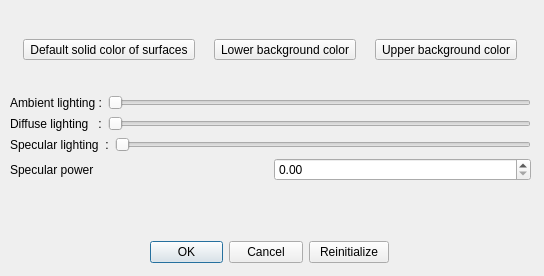
morphomuseum/MorphoDig, file MorphoDig/Qt/mqColorDialog.ui: the form before one commit.
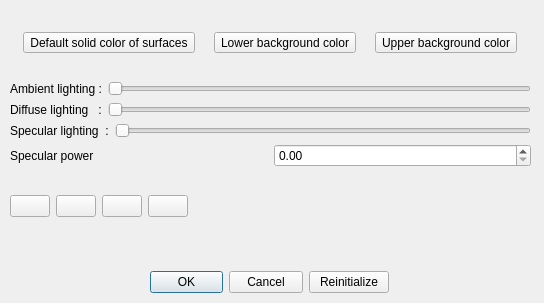
The form after the commit. Icons and pictures are not drawn. Custom widgets are drawn as their Qt base class.

The edit to the form file:
```diff
--- a/MorphoDig/Qt/mqColorDialog.ui
+++ b/MorphoDig/Qt/mqColorDialog.ui
@@ -7,7 +7,7 @@
     <x>0</x>
     <y>0</y>
     <width>544</width>
-    <height>276</height>
+    <height>303</height>
    </rect>
   </property>
   <property name="windowTitle">
@@ -19,7 +19,7 @@
      <x>10</x>
      <y>10</y>
      <width>521</width>
-     <height>201</height>
+     <height>231</height>
     </rect>
    </property>
    <layout class="QVBoxLayout" name="verticalLayout">
@@ -129,13 +129,98 @@
       </item>
      </layout>
     </item>
+    <item>
+     <layout class="QHBoxLayout" name="horizontalLayout_7">
+      <item>
+       <widget class="QPushButton" name="preset0">
+        <property name="text">
+         <string/>
+        </property>
+        <property name="icon">
+         <iconset resource="../Icons/icons.qrc">
+          <normaloff>:/Icons/preset00.png</normaloff>:/Icons/preset00.png</iconset>
+        </property>
+        <property name="iconSize">
+         <size>
+          <width>31</width>
+          <height>31</height>
+         </size>
+        </property>
+       </widget>
+      </item>
+      <item>
+       <widget class="QPushButton" name="preset1">
+        <property name="text">
+         <string/>
+        </property>
+        <property name="icon">
+         <iconset resource="../Icons/icons.qrc">
+          <normaloff>:/Icons/preset01.png</normaloff>:/Icons/preset01.png</iconset>
+        </property>
+        <property name="iconSize">
+         <size>
+          <width>31</width>
+          <height>31</height>
+         </size>
+        </property>
+       </widget>
+      </item>
+      <item>
+       <widget class="QPushButton" name="preset2">
+        <property name="text">
+         <string/>
+        </property>
+        <property name="icon">
+         <iconset resource="../Icons/icons.qrc">
+          <normaloff>:/Icons/preset02.png</normaloff>:/Icons/preset02.png</iconset>
+        </property>
+        <property name="iconSize">
+         <size>
+          <width>31</width>
+          <height>31</height>
+         </size>
+        </property>
+       </widget>
+      </item>
+      <item>
+       <widget class="QPushButton" name="preset3">
+        <property name="text">
+         <string/>
+        </property>
+        <property name="icon">
+         <iconset resource="../Icons/icons.qrc">
+          <normaloff>:/Icons/preset03.png</normaloff>:/Icons/preset03.png</iconset>
+        </property>
+        <property name="iconSize">
+         <size>
+          <width>31</width>
+          <height>31</height>
+         </size>
+        </property>
+       </widget>
+      </item>
+      <item>
+       <spacer name="horizontalSpacer">
+        <property name="orientation">
+         <enum>Qt::Horizontal</enum>
+        </property>
+        <property name="sizeHint" stdset="0">
+         <size>
+          <width>40</width>
+          <height>20</height>
+         </size>
+        </property>
+       </spacer>
+      </item>
+     </layout>
+    </item>
    </layout>
   </widget>
   <widget class="QWidget" name="layoutWidget">
    <property name="geometry">
     <rect>
      <x>150</x>
-     <y>240</y>
+     <y>270</y>
      <width>239</width>
      <height>25</height>
     </rect>
```
Left out of the diff: 4 changed lines with no effect on the pictures.
